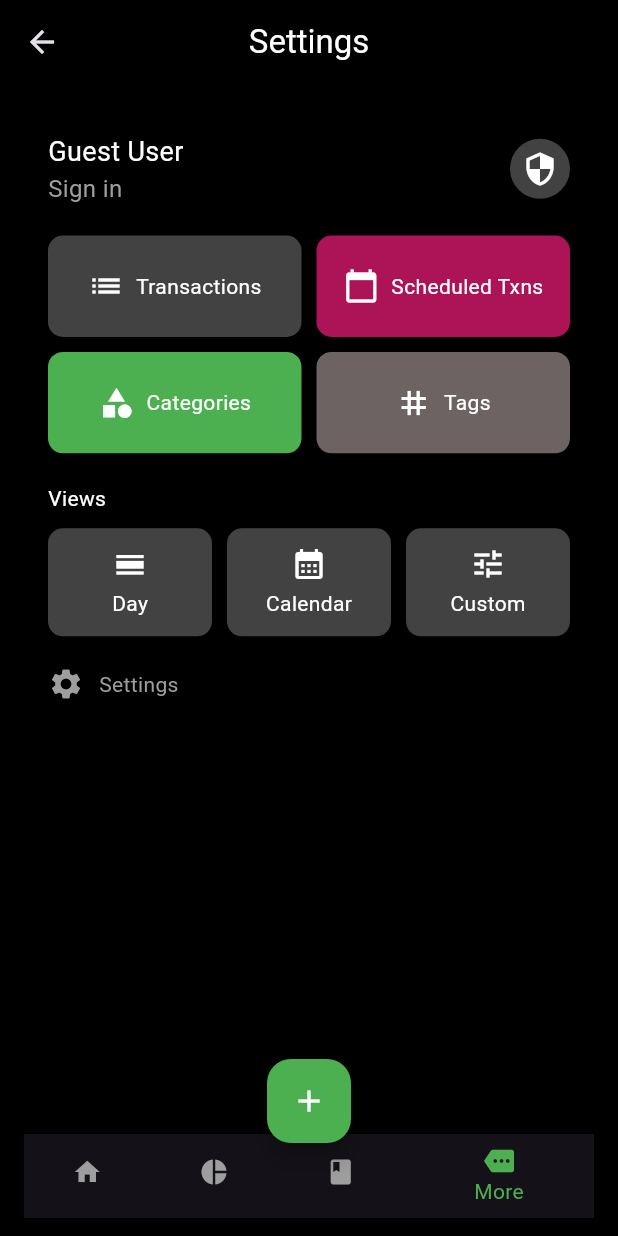
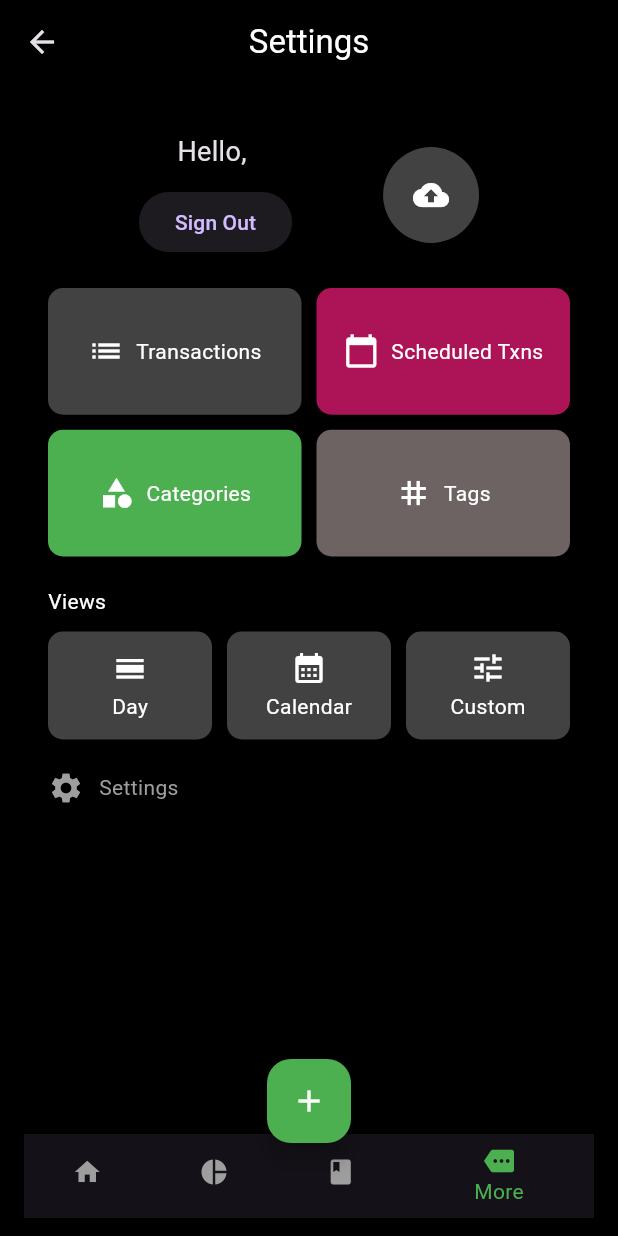
Before and after one commit to ByteBender24/PennyWise, a Flutter app: the SettingsScreen screen opened by its route, on a phone screen of 412 x 824 dp. Run offline on Flutter 3.47's test engine with Material 3 defaults, Android fonts, the phone set to English and light mode, and no system bars; our stand-ins replace cloud_firestore, firebase_auth, firebase_core, flutter_colorpicker, flutter_dotenv, flutter_signin_button and 4 more; accounts and stored records are empty; generated files the repository leaves out were written again.

Commit message:
Add Firebase Backup, Auth, changed gradle settings
Added backup option which user after sign in can access, and applied authentication, changed gradle settings to avoid dependency issues and firebase issues

```diff
--- a/lib/models/budget.dart
+++ b/lib/models/budget.dart
@@ -1,26 +1,45 @@
 import 'package:hive/hive.dart';
+import 'package:uuid/uuid.dart';
 
 part 'budget.g.dart';
 
 @HiveType(typeId: 2) // Ensure a unique typeId
 class Budget extends HiveObject {
   @HiveField(0)
+  String id;
+
+  @HiveField(1)
   final String category;
 
-  @HiveField(1)
+  @HiveField(2)
   final double limit;
 
-  @HiveField(2)
+  @HiveField(3)
   double spent; // Track spent amount
 
-  Budget({required this.category, required this.limit, this.spent = 0.0});
+  Budget({
+    required this.category,
+    required this.limit,
+    required this.spent,
+    String? id, // Allow auto-generation of ID if not provided
+  }) : id = id ?? const Uuid().v4();
 
   Map<String, dynamic> toMap() {
     return {
+      'id': id,
       'category': category,
       'limit': limit,
       'spent' : spent
     };
+  }
+
+  factory Budget.fromMap(Map<String, dynamic> map) {
+    return Budget(
+      id: map['id'],
+      category: map['category'],
+      limit: map['limit'],
+      spent: map['spent'],
+    );
   }
 
   @override
--- a/lib/screens/add_expense_screen.dart
+++ b/lib/screens/add_expense_screen.dart
@@ -87,7 +87,7 @@ void _initializeDefaultCategories(Box<Category> box) {
   }
 
   Widget _buildCategorySelection() {
-    return InkWell(
+    return GestureDetector (
       onTap: _showCategorySelection,
       child: Container(
         padding: const EdgeInsets.symmetric(vertical: 16),
@@ -154,14 +154,14 @@ void _initializeDefaultCategories(Box<Category> box) {
     return Row(
       mainAxisAlignment: MainAxisAlignment.spaceBetween,
       children: [
-        InkWell(
+        GestureDetector (
           onTap: _selectDate,
           child: Text(
             DateFormat('d MMM yyyy').format(_selectedDate), // Include year
             style: TextStyle(color: Colors.white),
           ),
         ),
-        InkWell(
+        GestureDetector (
           onTap: _selectTime,
           child: Text(
             _selectedTime.format(context),
--- a/lib/screens/more_screen.dart
+++ b/lib/screens/more_screen.dart
@@ -1,40 +1,101 @@
 import 'package:flutter/material.dart';
-
+import 'package:pennywise/screens/auth_screen.dart';
+import 'package:pennywise/services/auth_service.dart';
+import 'package:pennywise/services/backup_service.dart';
 import '../widgets/base_screen.dart';
 
-void main() {
-  runApp(MyApp());
+class SettingsScreen extends StatefulWidget {
+  @override
+  _SettingsScreenState createState() => _SettingsScreenState();
 }
 
-class MyApp extends StatelessWidget {
-  @override
-  Widget build(BuildContext context) {
-    return MaterialApp(
-      home: SettingsScreen(),
-      debugShowCheckedModeBanner: false,
-      theme: ThemeData.dark().copyWith(
-        scaffoldBackgroundColor: Colors.black,
-        appBarTheme: const AppBarTheme(
-          backgroundColor: Colors.black,
-          elevation: 0,
-        ),
-      ),
+class _SettingsScreenState extends State<SettingsScreen> {
+  final BackupService _backupService = BackupService();
+  final AuthService _authService = AuthService();
+  bool _isBackingUp = false;
+
+  Future<void> _handleBackup() async {
+    setState(() {
+      _isBackingUp = true;
+    });
+
+    try {
+      await _backupService.backupToFirebase();
+      ScaffoldMessenger.of(context).showSnackBar(
+        const SnackBar(content: Text("Backup completed!")),
       );
+    } catch (e) {
+      ScaffoldMessenger.of(context).showSnackBar(
+        SnackBar(content: Text("Backup failed: $e")),
+      );
+    } finally {
+      setState(() {
+        _isBackingUp = false;
+      });
     }
   }
 
-class SettingsScreen extends StatelessWidget {
   @override
   Widget build(BuildContext context) {
+    final user = _authService.getCurrentUser();
     return BaseScreen(
       currentIndex: 3,
       title: 'Settings',
-      body: Padding(
+      body: SingleChildScrollView(
+        child: Padding(
           padding: const EdgeInsets.all(16.0),
           child: Column(
             crossAxisAlignment: CrossAxisAlignment.start,
             children: [
-            _buildHeader(),
+              if (user == null)
+                    Container(
+                      child: ListTile(
+                        leading: Icon(Icons.person),
+                        title: Text("Sign In"),
+                        onTap: () {
+                          Navigator.push(
+                            context,
+                            MaterialPageRoute(builder: (context) => AuthScreen()),
+                          ).then((_) => setState(() {})); // Refresh after returning
+                        },
+                      ),
+                    ),
+
+
+              if (user != null)
+              Row(
+                mainAxisAlignment: MainAxisAlignment.spaceEvenly,
+                children: [
+                    Column(
+                  children: [
+                    Text("Hello, ${user.displayName ?? user.email}",
+                        style: TextStyle(fontSize: 18)),
+                    SizedBox(height: 10),
+                    ElevatedButton(
+                      onPressed: () async {
+                        await _authService.signOut();
+                        setState(() {}); // Refresh UI
+                      },
+                      child: Text("Sign Out"),
+                    ),
+                  ],
+                ),
+                Container(
+                padding: const EdgeInsets.all(8),
+                decoration: BoxDecoration(
+                  color: Colors.grey[800],
+                  shape: BoxShape.circle,
+                ),
+                child: IconButton(
+                  icon: _isBackingUp
+                      ? const CircularProgressIndicator(color: Colors.white)
+                      : const Icon(Icons.cloud_upload, color: Colors.white),
+                  onPressed: _isBackingUp ? null : _handleBackup,
+                ),
+              )
+                ],
+              )
+                ,
               const SizedBox(height: 20),
               _buildGridItems(context),
               const SizedBox(height: 20),
@@ -44,55 +105,24 @@ class SettingsScreen extends StatelessWidget {
             ],
           ),
         ),
-    );
-  }
-
-  Widget _buildHeader() {
-    return SafeArea(
-      child: Column(
-        children: [
-          Row(
-            mainAxisAlignment: MainAxisAlignment.spaceBetween,
-            children: [
-              Column(
-                crossAxisAlignment: CrossAxisAlignment.start,
-                children: [
-                  const Text(
-                    'Guest User',
-                    style: TextStyle(color: Colors.white, fontSize: 18),
-                  ),
-                  InkWell(
-                    onTap: () {},
-                    child: const Text(
-                      'Sign in',
-                      style: TextStyle(color: Colors.grey, fontSize: 16),
-                    ),
-                  ),
-                ],
-              ),
-              Container(
-                padding: const EdgeInsets.all(8),
-                decoration: BoxDecoration(
-                  color: Colors.grey[800],
-                  shape: BoxShape.circle,
-                ),
-                child: const Icon(Icons.security, color: Colors.white),
-              ),
-            ],
-          ),
-        ],
       ),
     );
   }
 
+  Widget _buildHeader(BuildContext context, user) {
+    return Text("Hello");
+  }
+
   Widget _buildGridItems(BuildContext context) {
-    return GridView.count(
+    return Container(
+      // Ensuring grid items have proper constraints
+      child: GridView.count(
         shrinkWrap: true,
         physics: const NeverScrollableScrollPhysics(),
         crossAxisCount: 2,
         crossAxisSpacing: 10,
         mainAxisSpacing: 10,
-      childAspectRatio: 2.5,
+        childAspectRatio: 2.0, // Adjusted for smaller grid items
         children: [
           _buildGridItem(
             icon: Icons.list,
@@ -120,30 +150,31 @@ class SettingsScreen extends StatelessWidget {
           ),
           _buildGridItem(
             icon: Icons.tag,
-          title: 'Tags', //Debug screen for now
+            title: 'Tags',
             color: const Color.fromARGB(255, 109, 99, 99),
             onTap: () {
               Navigator.pushNamed(context, '/debug');
             },
           ),
         ],
+      ),
     );
   }
 
-  Widget _buildGridItem(
-      {required IconData icon,
+  Widget _buildGridItem({
+    required IconData icon,
     required String title,
     required Color color,
-      required VoidCallback onTap}) {
-    return InkWell(
-      onTap: onTap, // Call the onTap function passed as a parameter
-      borderRadius:
-          BorderRadius.circular(10), // Optional, for a custom splash radius
+    required VoidCallback onTap,
+  }) {
+    return GestureDetector(
+      onTap: onTap,
       child: Container(
         decoration: BoxDecoration(
           color: color,
           borderRadius: BorderRadius.circular(10),
         ),
+        padding: EdgeInsets.all(8), // Add padding to prevent cramped content
         child: Row(
           mainAxisAlignment: MainAxisAlignment.center,
           children: [
@@ -198,7 +229,7 @@ class SettingsScreen extends StatelessWidget {
   }
 
   Widget _buildSettingsButton() {
-    return InkWell(
+    return GestureDetector(
       onTap: () {},
       child: const Row(
         children: [
```
Also changed, not shown: lib/main.dart (+19 -0 lines), lib/screens/auth_screen.dart (added, +102 -0 lines), lib/services/auth_service.dart (added, +72 -0 lines), lib/services/backup_service.dart (added, +60 -0 lines), pubspec.yaml (+16 -2 lines), assets/icons/app_icon.png (added), lib/models/budget.g.dart, 8 other files. Lines whose indentation alone changed are shown as unchanged.
